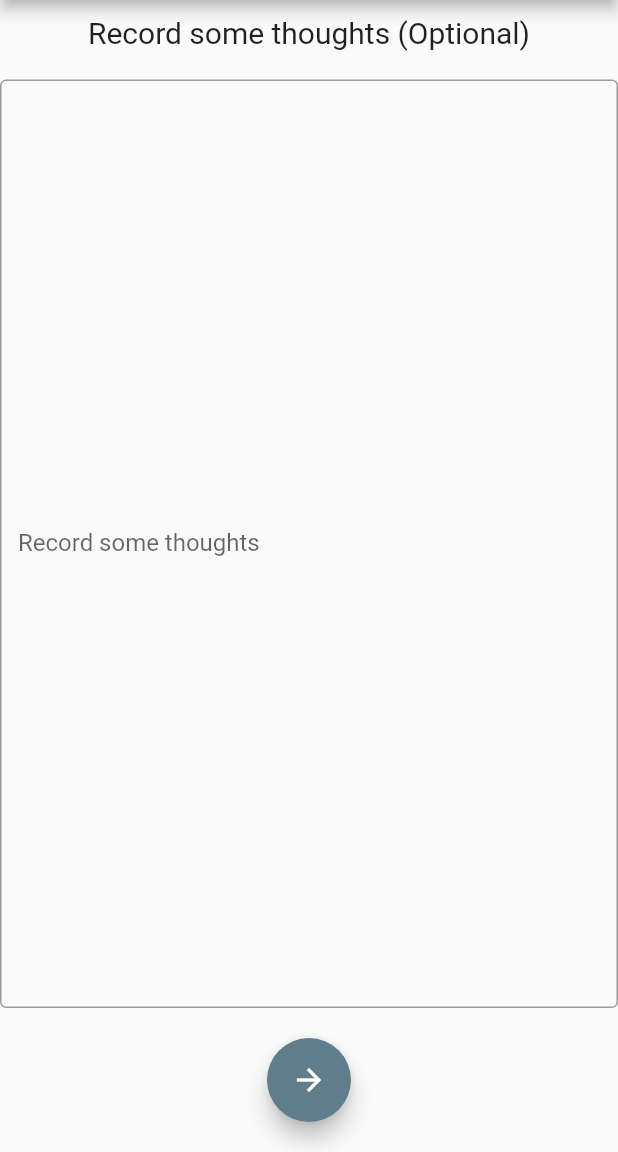
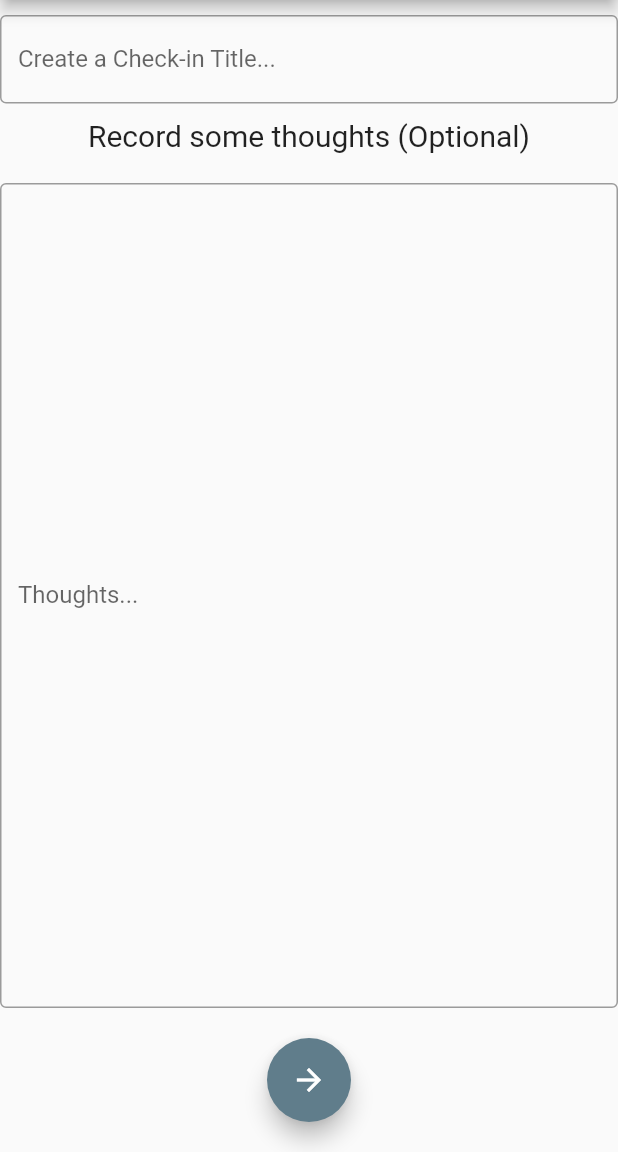
Before and after one commit to xNS5/ReLeave, a Flutter app: the CheckInLog screen opened directly with empty values, on a phone screen of 412 x 824 dp, the part 84-1236 px from its top. Run offline on Flutter 3.47's test engine with Material 2 defaults, Android fonts, the light colour scheme and no system bars; our stand-ins replace charts_flutter, dio, sprintf, sqflite, table_calendar; missing offline and left inert: draw; accounts and stored records are empty.

Commit message:
back button on notes, title field in checkin

```diff
--- a/lib/pages/CheckInLog.dart
+++ b/lib/pages/CheckInLog.dart
@@ -66,9 +66,22 @@ class _CheckInLogState extends State<CheckInLog> {
         expands: true,
         decoration: InputDecoration(
           border: OutlineInputBorder(),
-          labelText: 'Record some thoughts',
+          labelText: 'Thoughts...',
         ),
       ),
+    );
+  }
+
+  Widget titleField() {
+    return TextField(
+      controller: logController,
+      minLines: 1,
+      maxLines: 1,
+      expands: false,
+      decoration: InputDecoration(
+        border: OutlineInputBorder(),
+        labelText: 'Create a Check-in Title...'
+      )
     );
   }
 
@@ -87,6 +100,8 @@ class _CheckInLogState extends State<CheckInLog> {
         child: Column(
           mainAxisAlignment: MainAxisAlignment.center,
           children: <Widget>[
+            SizedBox(height: 10),
+            titleField(),
             SizedBox(height: 10),
             Text(
               "Record some thoughts (Optional)",
```
Also changed, not shown: lib/pages/NoteView.dart (+22 -4 lines).
